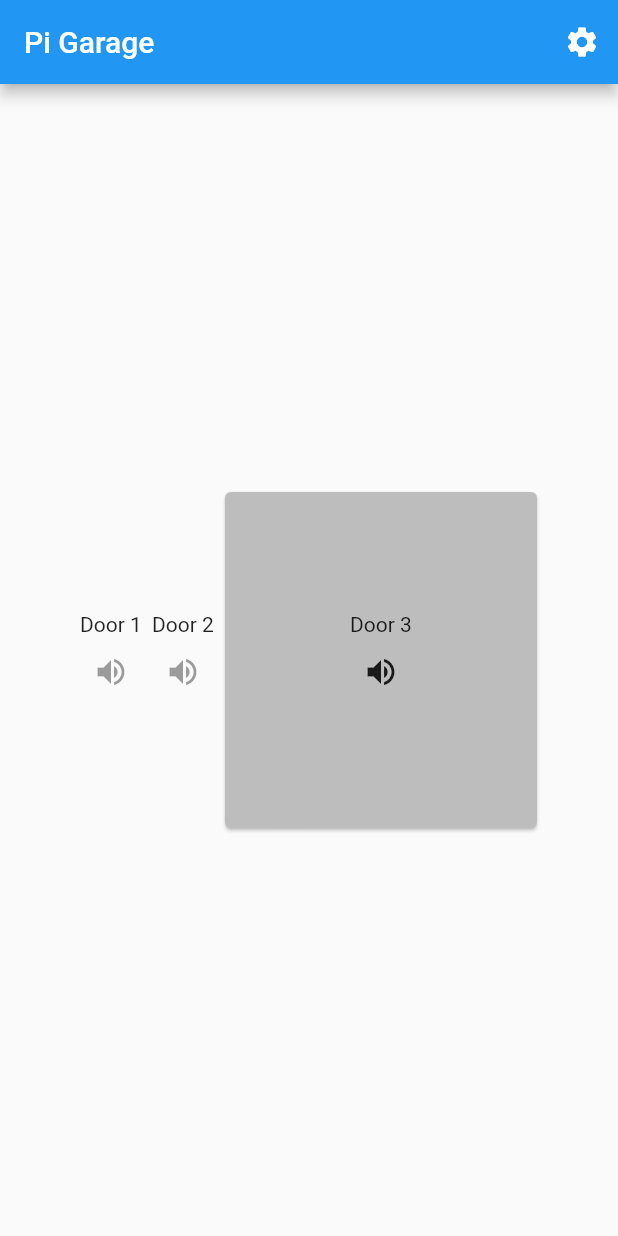
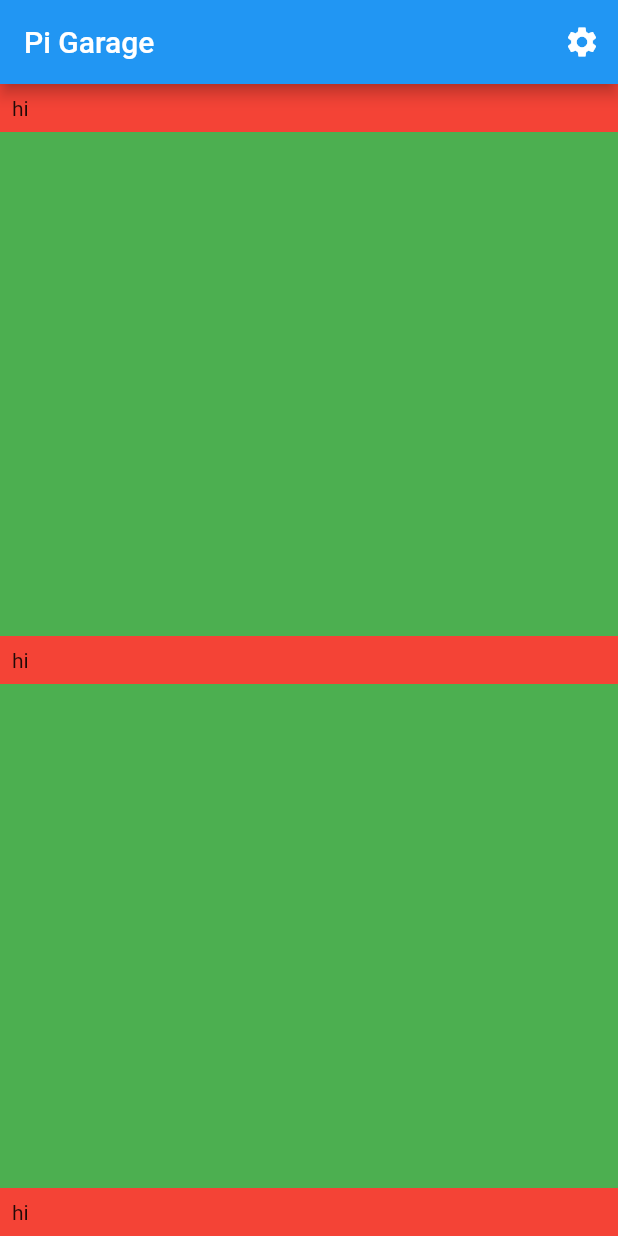
Before and after one commit to michaelgambold/pi-garage, a Flutter app: the screen it shows after launch, on a phone screen of 412 x 824 dp. Run offline on Flutter 3.47's test engine with Material 2 defaults, Android fonts, the phone set to English and light mode, and no system bars; our stand-ins replace shared_preferences.

Commit message:
feat: Seperate door list/door list item widgets

```diff
--- /dev/null
+++ b/app/lib/models/door.dart
@@ -0,0 +1,8 @@
+class Door {
+  final int id;
+  final String label;
+  final bool isEnabled;
+  final String state;
+
+  Door(this.id, this.label, this.isEnabled, this.state);
+}
--- a/app/lib/screens/home_screen.dart
+++ b/app/lib/screens/home_screen.dart
@@ -1,4 +1,7 @@
 import 'package:flutter/material.dart';
+
+import '../models/door.dart';
+import '../widgets/door_list.dart';
 
 class HomeScreen extends StatefulWidget {
   const HomeScreen({Key? key, required this.title}) : super(key: key);
@@ -10,6 +13,12 @@ class HomeScreen extends StatefulWidget {
 }
 
 class _HomeScreenState extends State<HomeScreen> {
+  List<Door> doors = [
+    Door(1, 'Door 1', true, 'open'),
+    Door(2, 'Door 2', true, 'closed'),
+    Door(3, 'Door 3', false, 'closed')
+  ];
+
   @override
   Widget build(BuildContext context) {
     return Scaffold(
@@ -25,51 +34,7 @@ class _HomeScreenState extends State<HomeScreen> {
           ),
         ],
       ),
-      body: Center(
-          child: Row(
-              mainAxisAlignment: MainAxisAlignment.center,
-              children: <Column>[
-            Column(
-                mainAxisAlignment: MainAxisAlignment.center,
-                children: const <Widget>[
-                  Text("Door 1"),
-                  IconButton(
-                    icon: Icon(Icons.volume_up),
-                    tooltip: 'Increase volume by 10',
-                    onPressed: null,
-                  ),
-                ]),
-            Column(
-              mainAxisAlignment: MainAxisAlignment.center,
-              children: const <Widget>[
-                Text("Door 2"),
-                IconButton(
-                  icon: Icon(Icons.volume_up),
-                  tooltip: 'Door 2',
-                  onPressed: null,
-                )
-              ],
-            ),
-            Column(
-              mainAxisAlignment: MainAxisAlignment.center,
-              children: <Widget>[
-                Card(
-                    color: Colors.grey[400],
-                    child: Container(
-                        padding: const EdgeInsets.all(80),
-                        child: Column(children: <Widget>[
-                          const Text("Door 3"),
-                          IconButton(
-                            icon: const Icon(Icons.volume_up),
-                            tooltip: 'Door 3',
-                            onPressed: () {
-                              print("hi");
-                            },
-                          ),
-                        ])))
-              ],
-            )
-          ])),
+      body: Center(child: DoorList(doors: doors)),
     );
   }
 }
--- /dev/null
+++ b/app/lib/widgets/door_list.dart
@@ -0,0 +1,32 @@
+import 'package:flutter/material.dart';
+
+import '../models/door.dart';
+import 'door_list_item.dart';
+
+class DoorList extends StatefulWidget {
+  const DoorList({Key? key, required this.doors}) : super(key: key);
+
+  final List<Door> doors;
+
+  @override
+  State<DoorList> createState() => _DoorListState();
+}
+
+class _DoorListState extends State<DoorList> {
+  @override
+  Widget build(BuildContext context) {
+    return Container(
+      color: Colors.green,
+      child: Column(
+        mainAxisSize: MainAxisSize.max,
+        mainAxisAlignment: MainAxisAlignment.spaceBetween,
+        crossAxisAlignment: CrossAxisAlignment.stretch,
+        children: widget.doors
+            .map((door) => DoorListItem(
+                  door: door,
+                ))
+            .toList(),
+      ),
+    );
+  }
+}
--- /dev/null
+++ b/app/lib/widgets/door_list_item.dart
@@ -0,0 +1,38 @@
+import 'package:flutter/material.dart';
+
+import '../models/door.dart';
+
+class DoorListItem extends StatefulWidget {
+  const DoorListItem({Key? key, required this.door}) : super(key: key);
+
+  final Door door;
+
+  @override
+  State<DoorListItem> createState() => _DoorListItemState();
+}
+
+class _DoorListItemState extends State<DoorListItem> {
+  @override
+  Widget build(BuildContext context) {
+    return Container(
+      color: Colors.red,
+      padding: EdgeInsets.all(8.0),
+      child: Row(children: [
+        Expanded(
+          child: Text('hi'),
+          flex: 1,
+        )
+      ]),
+    );
+    // Column(
+    //     mainAxisAlignment: MainAxisAlignment.center,
+    //     children: const <Widget>[
+    //       Text("Door 1"),
+    //       IconButton(
+    //         icon: Icon(Icons.volume_up),
+    //         tooltip: 'Increase volume by 10',
+    //         onPressed: null,
+    //       ),
+    //     ]);
+  }
+}
```
